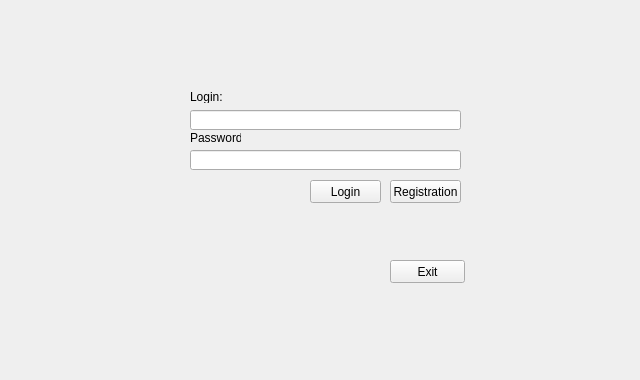
First picture: the form in sec.ui, repository GameTrue/YandexGallery, before the edit.
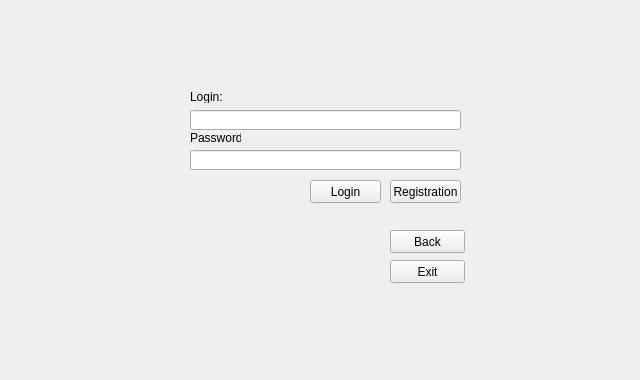
Second picture: the form after the edit.

Diff of the .ui file:
```diff
--- a/sec.ui
+++ b/sec.ui
@@ -115,6 +115,19 @@
     <string>Login:</string>
    </property>
   </widget>
+  <widget class="QPushButton" name="Back_2">
+   <property name="geometry">
+    <rect>
+     <x>390</x>
+     <y>230</y>
+     <width>75</width>
+     <height>23</height>
+    </rect>
+   </property>
+   <property name="text">
+    <string>Back</string>
+   </property>
+  </widget>
  </widget>
  <resources/>
  <connections/>
```
